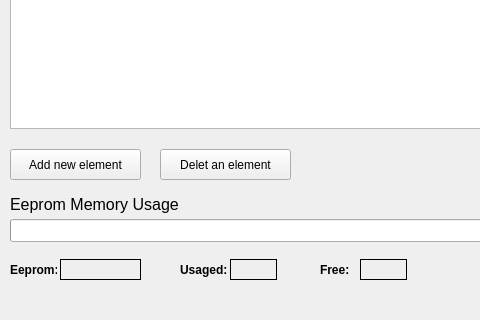
Qt form Dialogs/main_window.ui (Sergioalan13/Eeprom_Configurator) before a commit; both pictures show x 0 to 480 and y 280 to 600 of the 1000 by 600 pixel window.
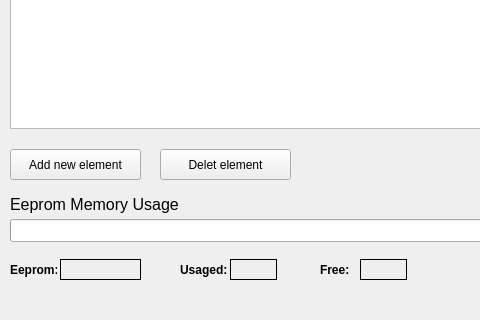
The same form after that commit.

Commit message: Delete elements functionality added

```diff
--- a/Dialogs/main_window.ui
+++ b/Dialogs/main_window.ui
@@ -109,7 +109,7 @@
      </rect>
     </property>
     <property name="text">
-     <string>Delet an element</string>
+     <string>Delet element</string>
     </property>
    </widget>
    <widget class="QLabel" name="EepromMemoryConfigurationText">
```
Left out of the diff: 2 changed lines with no effect on the pictures. The commit also changes 3 other files.
